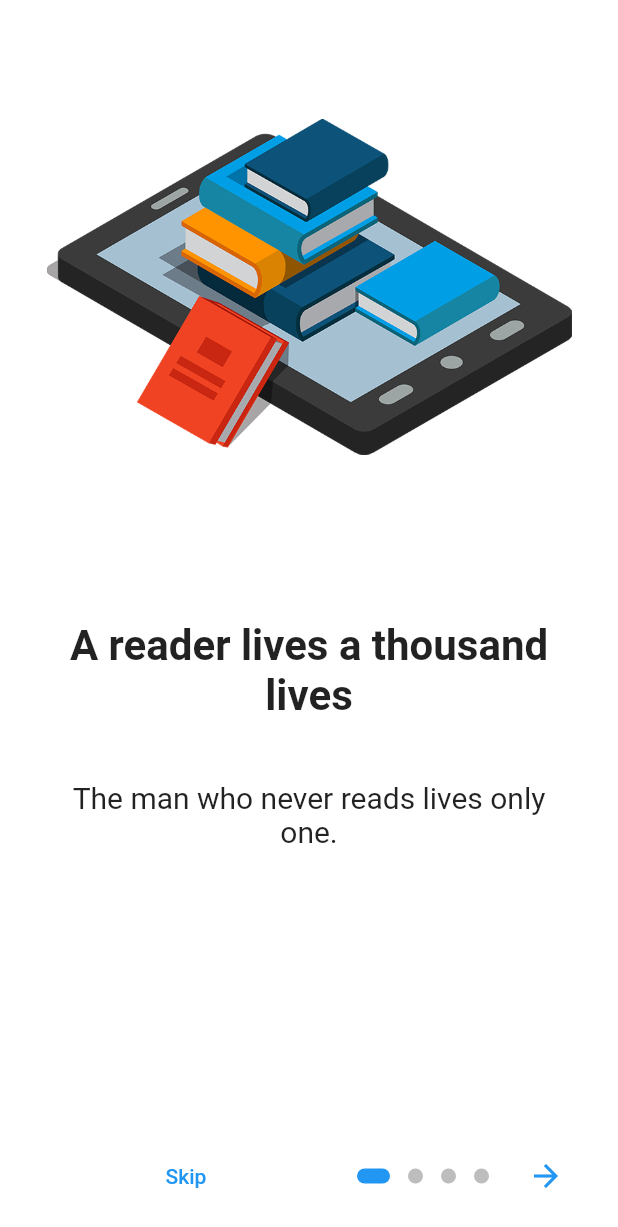
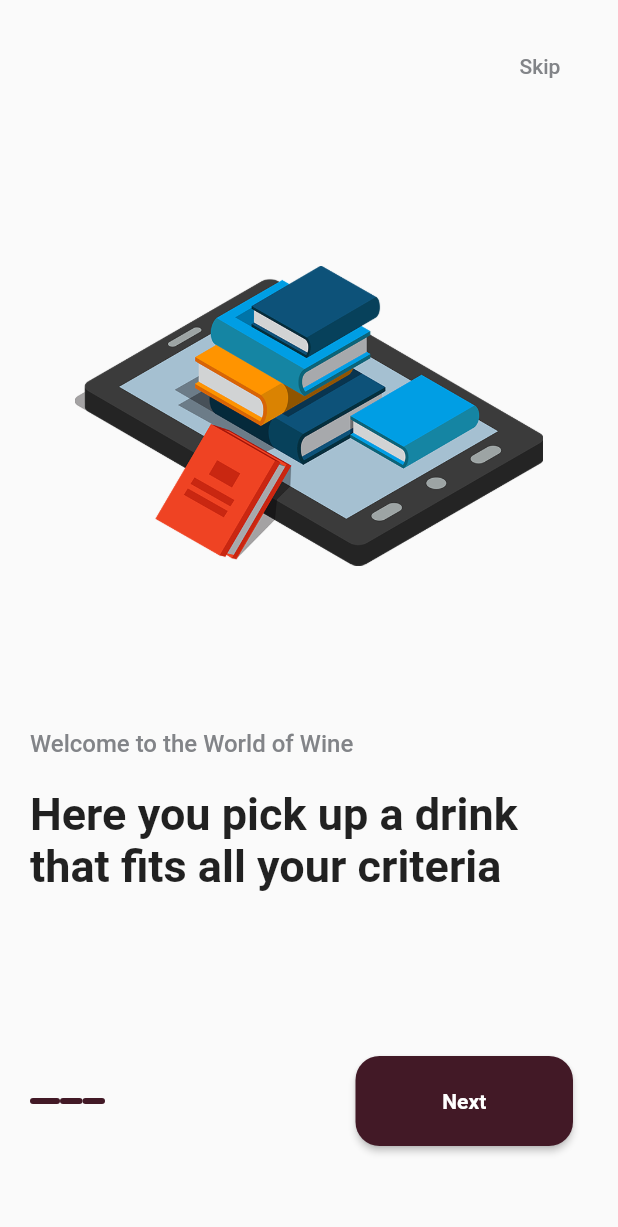
Before and after one commit to desireeDev/wineshop, a Flutter app: the screen it shows after launch, on a phone screen of 412 x 824 dp. Shown: the top 1227 px of the screen. Run offline on Flutter 3.47's test engine with Material 2 defaults, Android fonts, the phone set to English and light mode, and no system bars; drawn by our look-alikes of introduction_screen; missing offline and left inert: onboarding.

Commit message:
OnBoarding done 60%

```diff
--- a/lib/main.dart
+++ b/lib/main.dart
@@ -1,6 +1,7 @@
 import 'package:flutter/material.dart';
 import 'package:wineshop/screens/intro_screen.dart';
 import 'package:wineshop/screens/present_screen.dart';
+import 'package:wineshop/screens/presentation/introduction_screen.dart';
 
 void main() {
   runApp(const MyApp());
@@ -14,10 +15,16 @@ class MyApp extends StatelessWidget {
   Widget build(BuildContext context) {
     return MaterialApp(
       theme: ThemeData(
-        primarySwatch: Colors.blue,
+        primaryColor: const Color(0xFF421926),
+        // backgroundColor: const Color(0xffF2F5FA),
+        // scaffoldBackgroundColor:  const Color(0xffF2F5FA),
+        colorScheme:  const ColorScheme.light(
+          primary: Color(0xFF421926),
+        ),
       ),
       //home: const IntroScreen(),
-      home: const PresentScreen(),
+      //home: const PresentScreen(),
+      home: const IntroductionScreen(),
       debugShowCheckedModeBanner: false,
     );
   }
--- a/lib/screens/home_screen.dart
+++ b/lib/screens/home_screen.dart
@@ -10,7 +10,7 @@ class HomeScreen extends StatefulWidget {
 class _HomeScreenState extends State<HomeScreen> {
   @override
   Widget build(BuildContext context) {
-    return Container(
+    return Center(
       child: Text("Bienvenue"),
     );
   }
--- a/lib/screens/intro_screen.dart
+++ b/lib/screens/intro_screen.dart
@@ -230,7 +230,7 @@ class _IntroScreenState extends State<IntroScreen> {
       child: InkWell(
         borderRadius: defaultProceedButtonBorderRadius,
         onTap: () {
-          Navigator.push(context, MaterialPageRoute(builder: (context) => const HomeScreen()));
+          Navigator.pushReplacement(context, MaterialPageRoute(builder: (context) => const HomeScreen()));
         },
         child: const Padding(
           padding: defaultProceedButtonPadding,
--- a/lib/screens/present_screen.dart
+++ b/lib/screens/present_screen.dart
@@ -16,8 +16,8 @@ class _PresentScreenState extends State<PresentScreen> {
         child: IntroductionScreen(
           pages: [
             PageViewModel(
-              title: 'A reader lives a thousand lives',
-              body: 'The man who never reads lives only one.',
+              title: 'Welcome to the World of Wine',
+              body: 'Here you pick up a drink that fits all your criteria',
               image: buildImage('assets/ebook.png'),
               decoration: getPageDecoration(),
             ),
@@ -36,23 +36,44 @@ class _PresentScreenState extends State<PresentScreen> {
             PageViewModel(
               title: 'Today a reader, tomorrow a leader',
               body: 'Start your journey',
-              footer: IconButton(
-                onPressed: () { goToHome(context); },
-                icon: const Text('Start Reading'),
+              footer: ElevatedButton(
+                onPressed: (){
+                  goToHome(context);
+                },
+                child: const Text(
+                  'Start Reading',
+                  style: TextStyle(color: Colors.white, fontSize: 16),
+                ),
               ),
               image: buildImage('assets/learn.png'),
               decoration: getPageDecoration(),
             ),
           ],
-          done: Text('Read', style: const TextStyle(fontWeight: FontWeight.w600)),
+          done: ElevatedButton(
+            onPressed: (){
+              goToHome(context);
+            },
+            child: const Text(
+              'Start Reading',
+              style: TextStyle(color: Colors.white, fontSize: 16),
+            ),
+          ),
           onDone: () => goToHome(context),
           showSkipButton: true,
           skip: Text('Skip'),
           onSkip: () => goToHome(context),
-          next: Icon(Icons.arrow_forward),
+          next: ElevatedButton(
+            onPressed: (){
+              //goToHome(context);
+            },
+            child: const Text(
+              'Start Reading',
+              style: TextStyle(color: Colors.white, fontSize: 16),
+            ),
+          ),
           dotsDecorator: getDotDecoration(),
           onChange: (index) => print('Page $index selected'),
-          globalBackgroundColor: Theme.of(context).primaryColor,
+          globalBackgroundColor: Color(0xFFFFFFFF),
           dotsFlex: 0,
           nextFlex: 0,
           // isProgressTap: false,
@@ -63,12 +84,10 @@ class _PresentScreenState extends State<PresentScreen> {
         ),
       );
 
-  void goToHome(context) => Navigator.of(context).pushReplacement(
-        MaterialPageRoute(builder: (_) => const HomeScreen()),
-      );
+  void goToHome(context) => Navigator.pushReplacement(context, MaterialPageRoute(builder: (context) => const HomeScreen()));
 
   Widget buildImage(String path) =>
-      Center(child: Image.asset(path, width: 350));
+      Center(child: Image.asset(path, width: 300));
 
   DotsDecorator getDotDecoration() => DotsDecorator(
         color: Color(0xFFBDBDBD),
@@ -80,10 +99,9 @@ class _PresentScreenState extends State<PresentScreen> {
         ),
       );
 
-  PageDecoration getPageDecoration() => PageDecoration(
-        titleTextStyle: TextStyle(fontSize: 28, fontWeight: FontWeight.bold),
-        bodyTextStyle: TextStyle(fontSize: 20),
-        bodyPadding: EdgeInsets.all(16).copyWith(bottom: 0),
+  PageDecoration getPageDecoration() => const PageDecoration(
+        titleTextStyle: TextStyle(fontSize: 16, color: Color(0xff828488), fontWeight: FontWeight.w500),
+        bodyTextStyle: TextStyle(fontSize: 28, fontWeight: FontWeight.bold),
         imagePadding: EdgeInsets.all(24),
         pageColor: Colors.white,
       );
--- /dev/null
+++ b/lib/screens/presentation/introduction_screen.dart
@@ -0,0 +1,146 @@
+import 'package:flutter/cupertino.dart';
+import 'package:flutter/material.dart';
+
+import '../home_screen.dart';
+import 'linear_indicator.dart';
+import 'onboard.dart';
+import 'onboard_content.dart';
+
+class IntroductionScreen extends StatefulWidget {
+  const IntroductionScreen({Key? key}) : super(key: key);
+
+  @override
+  State<IntroductionScreen> createState() => _IntroductionScreenState();
+}
+
+class _IntroductionScreenState extends State<IntroductionScreen> {
+  late PageController _pageController;
+  int _pageIndex = 0;
+
+  //Instanciation des éléments à afficher
+  final List<Onboard> data = [
+    Onboard(
+        title: "Welcome to the World of Wine",
+        description: "Here you pick up a drink that fits all your criteria",
+        image: "assets/ebook.png"
+    ),
+    Onboard(
+        title: "Huge selection of wines for you",
+        description: "Select wines from different types, ages, countries",
+        image: "assets/learn.png"
+    ),
+    Onboard(
+        title: "Install the wine filter quickly",
+        description: "You can choose your favorite type of wine",
+        image: "assets/readingbook.png"
+    ),
+  ];
+  int number = 0;
+
+  //Passage à la HomePage
+  void goToHome(context) => Navigator.pushReplacement(context, MaterialPageRoute(builder: (context) => const HomeScreen()));
+
+
+  @override
+  void initState() {
+    // TODO: implement initState
+    super.initState();
+    _pageController = PageController(initialPage: 0);
+    number = data.length;
+  }
+
+  @override
+  void dispose() {
+    // TODO: implement dispose
+    super.dispose();
+    _pageController.dispose();
+  }
+
+  @override
+  Widget build(BuildContext context) {
+    return Scaffold(
+      body: SafeArea(
+        child: Padding(
+          padding: const EdgeInsets.all(20.0),
+          child: Column(
+            children: [
+              Row(
+                children: [
+                  const Spacer(),
+                  TextButton(
+                      onPressed: (){
+                        goToHome(context);
+                      },
+                      child: const Text(
+                          "Skip",
+                        style: TextStyle(
+                          color: Color(0xff828488),
+                          fontWeight: FontWeight.w500
+                        ),
+                      )
+                  )
+                ],
+              ),
+              Expanded(
+                child: PageView.builder(
+                  itemCount: number,
+                  controller: _pageController,
+                  onPageChanged: (index){
+                    setState(() {
+                      _pageIndex = index;
+                    });
+                  },
+                  itemBuilder: (context, index) =>
+                    OnboardContent(
+                      title: data[index].title,
+                      description: data[index].description,
+                      image: data[index].image,
+                    ),
+                ),
+              ),
+              Row(
+                children: [
+                  ...List.generate(
+                      number, (index) =>
+                      LinearIndicator(isActive: index == _pageIndex),
+                  ),
+                  const Spacer(),
+                  SizedBox(
+                    height: 60,
+                    width: 145,
+                    child: ElevatedButton(
+                      onPressed: (){
+                        //print("Next page $_pageIndex");
+                        if(_pageIndex == 2){
+                          goToHome(context);
+                        }else{
+                          _pageController.nextPage(
+                              duration: const Duration(milliseconds: 300),
+                              curve: Curves.ease
+                          );
+                        }
+                      },
+                      style: ElevatedButton.styleFrom(
+                        shape: RoundedRectangleBorder(
+                          borderRadius: BorderRadius.circular(16), // <-- Radius
+                        )
+                      ),
+                      child: const Text(
+                        "Next",
+                        style: TextStyle(
+                          fontWeight: FontWeight.bold
+                        ),
+                      ),
+                    ),
+                  ),
+                  const SizedBox(width: 10,)
+                ],
+              ),
+              const SizedBox(height: 40,),
+            ],
+          ),
+        )
+      ),
+    );
+  }
+}
--- /dev/null
+++ b/lib/screens/presentation/linear_indicator.dart
@@ -0,0 +1,20 @@
+
+import 'package:flutter/cupertino.dart';
+
+//Avancement du défilement
+class LinearIndicator extends StatelessWidget {
+  const LinearIndicator({Key? key, this.isActive = false}) : super(key: key);
+  final bool isActive;
+
+  @override
+  Widget build(BuildContext context) {
+    return Container(
+      height: 4,
+      width: isActive ? 20 : 15,
+      decoration: const BoxDecoration(
+          color: Color(0xFF421926),
+          borderRadius: BorderRadius.all(Radius.circular(20))
+      ),
+    );
+  }
+}
--- /dev/null
+++ b/lib/screens/presentation/onboard.dart
@@ -0,0 +1,10 @@
+//Model des éléments
+class Onboard {
+  final String image, title, description ;
+
+  Onboard({
+    required this.image,
+    required this.title,
+    required this.description,
+  });
+}
--- /dev/null
+++ b/lib/screens/presentation/onboard_content.dart
@@ -0,0 +1,39 @@
+//affichage des éléments
+import 'package:flutter/cupertino.dart';
+
+class OnboardContent extends StatelessWidget {
+  const OnboardContent({Key? key, required this.image, required this.title, required this.description}) : super(key: key);
+  final String image, title, description ;
+
+  @override
+  Widget build(BuildContext context) {
+    return Padding(
+      padding: const EdgeInsets.all(0.0),
+      child: Column(
+        children: [
+          const Spacer(),
+          Image.asset(
+            image,
+            height: 200,
+          ),
+          const Spacer(),
+          Column(
+            crossAxisAlignment: CrossAxisAlignment.start,
+            children: [
+              Text(
+                title,
+                style: TextStyle(fontSize: 16, color: Color(0xff828488), fontWeight: FontWeight.w500),
+              ),
+              SizedBox(height: 20,),
+              Text(
+                description,
+                style: TextStyle(fontSize: 30, fontWeight: FontWeight.bold),
+              ),
+            ],
+          ),
+          const Spacer(),
+        ],
+      ),
+    );
+  }
+}
--- a/pubspec.yaml
+++ b/pubspec.yaml
@@ -36,6 +36,7 @@ dependencies:
   cupertino_icons: ^1.0.2
   onboarding: ^3.1.0
   introduction_screen: ^3.1.4
+  google_fonts: ^3.0.1
 
 dev_dependencies:
   flutter_test:
```
Also changed, not shown: pubspec.lock, ui/homeScreen.png (added), ui/p1.png (added).
